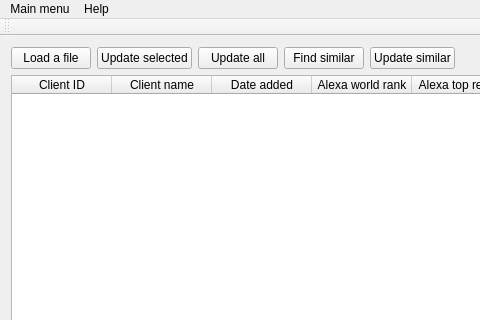
Old version of the form mainwindow.ui in the repository forGGe/fast-gys; both pictures show x 0 to 480 and y 0 to 320 of the 1183 by 691 pixel window.
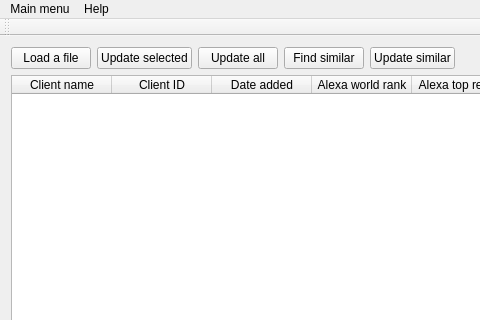
New version of the form.

```diff
--- a/mainwindow.ui
+++ b/mainwindow.ui
@@ -34,16 +34,16 @@
       </property>
       <item row="0" column="0">
        <widget class="QTableWidget" name="mainSitesTable">
-        <column>
-         <property name="text">
-          <string>Client ID</string>
-         </property>
-        </column>
         <column>
          <property name="text">
           <string>Client name</string>
          </property>
         </column>
+        <column>
+         <property name="text">
+          <string>Client ID</string>
+         </property>
+        </column>
         <column>
          <property name="text">
           <string>Date added</string>
```
Left out of the diff: 2 changed lines with no effect on the pictures.
